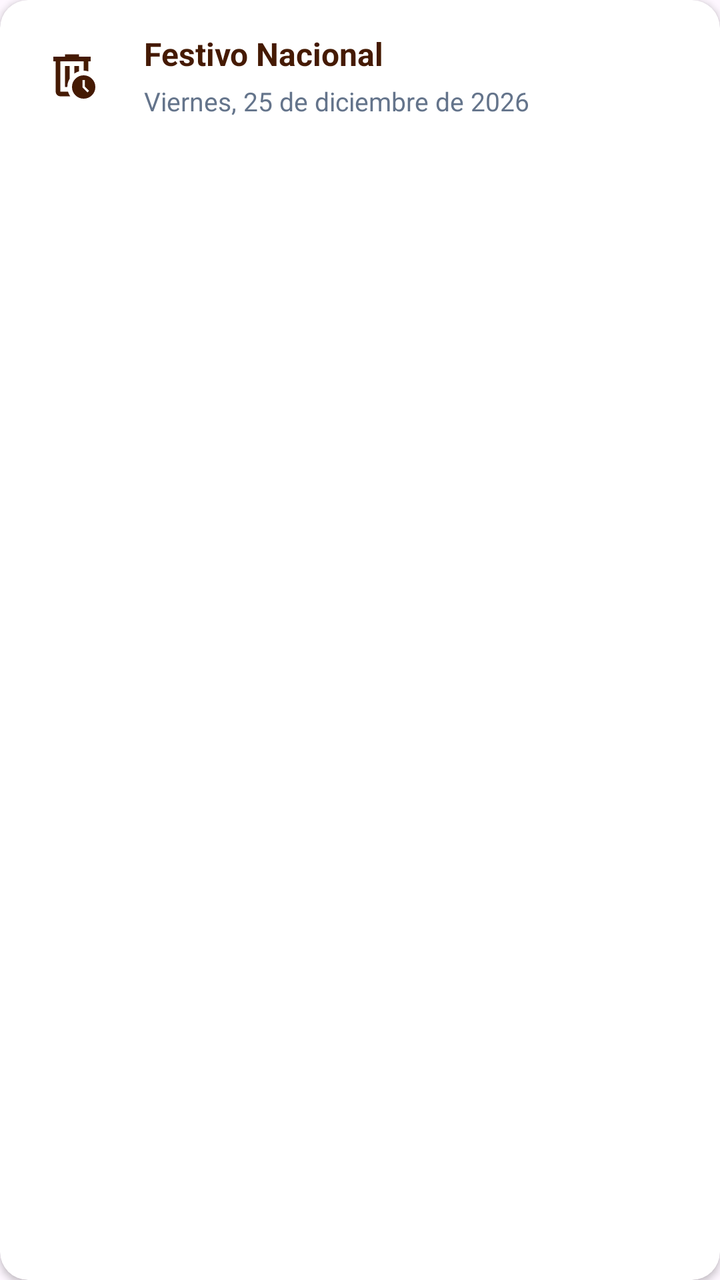
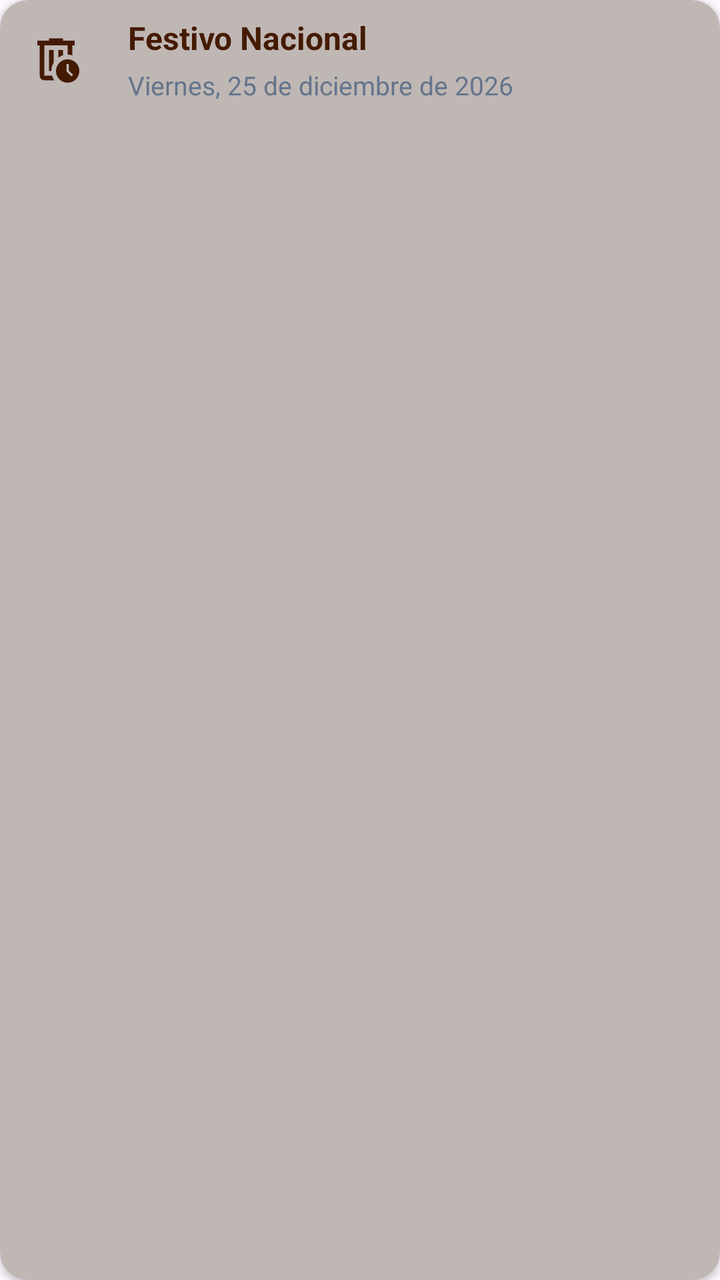

Before-and-after screenshots of an Android layout around one commit, followed by the original layout XML and the change that was made.
<!-- AndroidManifest.xml: application theme Theme.CalendarioLaboral_V30 -->
<!-- res/layout/item_festivos.xml -->
<androidx.cardview.widget.CardView
    xmlns:android="http://schemas.android.com/apk/res/android"
    xmlns:app="http://schemas.android.com/apk/res-auto"
    android:layout_width="match_parent"
    android:layout_height="wrap_content"
    android:layout_marginStart="4dp"
    android:layout_marginEnd="4dp"
    android:layout_marginTop="6dp"
    android:layout_marginBottom="6dp"
    app:cardCornerRadius="14dp"
    app:cardElevation="2dp"
    app:cardBackgroundColor="#FFFFFF">

    <LinearLayout
        android:layout_width="match_parent"
        android:layout_height="wrap_content"
        android:orientation="horizontal"
        android:gravity="center_vertical"
        android:padding="16dp"
        android:background="?android:attr/selectableItemBackground">

        
        <ImageView
            android:id="@+id/ivItemIcono"
            android:layout_width="40dp"
            android:layout_height="40dp"
            android:layout_marginEnd="16dp"
            android:padding="6dp"
            android:src="@drawable/ic_eliminar"
            app:tint="@color/text_main"
            android:importantForAccessibility="no" />
        
        <LinearLayout
            android:layout_width="match_parent"
            android:layout_height="wrap_content"
            android:orientation="vertical">

            <TextView
                android:id="@+id/tvItemTipo"
                android:layout_width="wrap_content"
                android:layout_height="wrap_content"
                android:text="Festivo Nacional"
                android:textColor="@color/text_main"
                android:textSize="16sp"
                android:textStyle="bold" />

            <TextView
                android:id="@+id/tvItemFecha"
                android:layout_width="wrap_content"
                android:layout_height="wrap_content"
                android:text="Viernes, 25 de diciembre de 2026"
                android:textColor="#64748B"
                android:textSize="13sp"
                android:layout_marginTop="4dp" />
        </LinearLayout>

    </LinearLayout>
</androidx.cardview.widget.CardView>
<!-- resources referenced by this layout -->
<resources>
  <color name="text_main">#451A03</color>
  <!-- drawable ic_eliminar (drawable) -->
  <vector xmlns:android="http://schemas.android.com/apk/res/android" android:height="24dp" android:tint="#CA2626" android:viewportHeight="960" android:viewportWidth="960" android:width="24dp">
        
      <path android:fillColor="@android:color/white" android:pathData="M280,240L280,240L280,400Q280,400 280,481.5Q280,563 280,680Q280,701 280,721Q280,741 280,760L280,760Q280,760 280,760Q280,760 280,760L280,240ZM450,840L280,840Q247,840 223.5,816.5Q200,793 200,760L200,240L160,240L160,160L360,160L360,120L600,120L600,160L800,160L800,240L760,240L760,412Q743,407 720.5,403.5Q698,400 680,400L680,240L280,240L280,760Q280,760 280,760Q280,760 280,760L412,760Q418,781 428,801.5Q438,822 450,840ZM360,680L400,680Q400,617 420,576.5Q440,536 440,536L440,320L360,320L360,680ZM520,450Q537,439 558.5,428Q580,417 600,412L600,320L520,320L520,450ZM538.5,821.5Q480,763 480,680Q480,597 538.5,538.5Q597,480 680,480Q763,480 821.5,538.5Q880,597 880,680Q880,763 821.5,821.5Q763,880 680,880Q597,880 538.5,821.5ZM746,774L774,746L700,672L700,560L660,560L660,688L746,774Z"/>
      
  </vector>
  <style name="Theme.CalendarioLaboral_V30" parent="Base.Theme.CalendarioLaboral_V30" />
  <style name="Base.Theme.CalendarioLaboral_V30" parent="Theme.Material3.DayNight.NoActionBar">
          
          
      </style>
</resources>

<!-- the commit's change to res/layout/item_festivos.xml (unified diff, before → after) -->
@@ -9,14 +9,14 @@
     android:layout_marginBottom="6dp"
     app:cardCornerRadius="14dp"
     app:cardElevation="2dp"
-    app:cardBackgroundColor="#FFFFFF">
+    app:cardBackgroundColor="@color/bg_fecha_active">
 
     <LinearLayout
         android:layout_width="match_parent"
         android:layout_height="wrap_content"
         android:orientation="horizontal"
         android:gravity="center_vertical"
-        android:padding="16dp"
+        android:padding="8dp"
         android:background="?android:attr/selectableItemBackground">
 
         
<!-- resource entries referenced after the edit -->
@@ -1,5 +1,6 @@
 <!-- resources referenced by this layout -->
 <resources>
+  <color name="bg_fecha_active">#BFB7B4</color>
   <color name="text_main">#451A03</color>
   <!-- drawable ic_eliminar (drawable) -->
   <vector xmlns:android="http://schemas.android.com/apk/res/android" android:height="24dp" android:tint="#CA2626" android:viewportHeight="960" android:viewportWidth="960" android:width="24dp">
